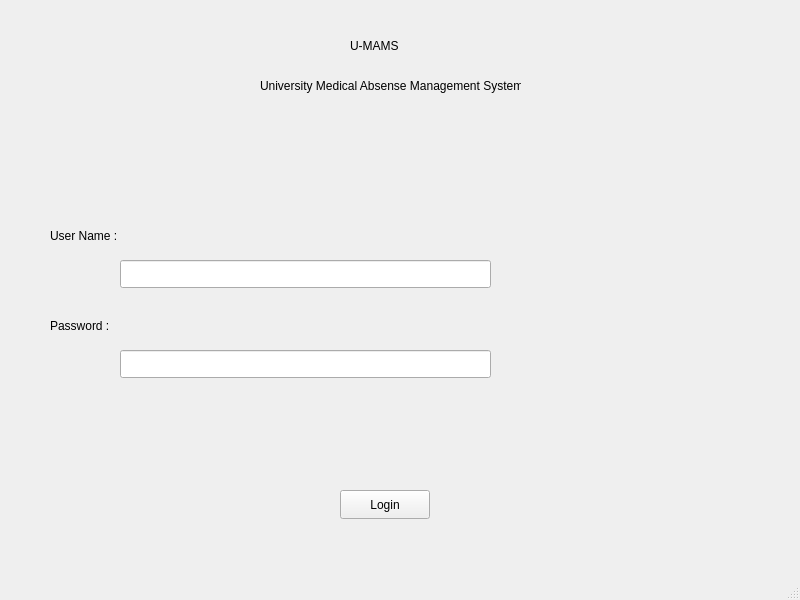
First picture: the form in umams.ui, repository sanjanaCSwyb/U-MAMS, before the edit.
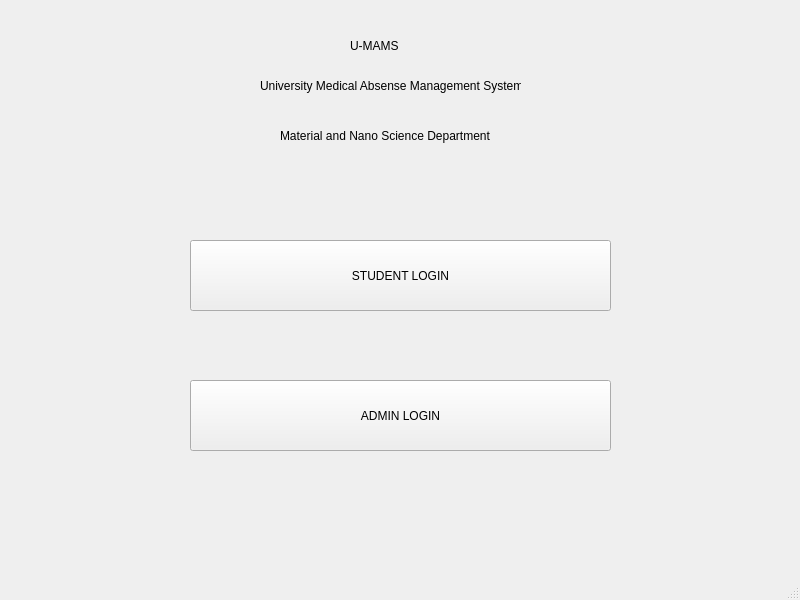
Second picture: the form after the edit.

```diff
--- a/umams.ui
+++ b/umams.ui
@@ -46,72 +46,43 @@
      <string>University Medical Absense Management System</string>
     </property>
    </widget>
-   <widget class="QLabel" name="lblPassword">
+   <widget class="QPushButton" name="btnStudentLogin">
     <property name="geometry">
      <rect>
-      <x>50</x>
-      <y>310</y>
-      <width>81</width>
-      <height>31</height>
+      <x>190</x>
+      <y>240</y>
+      <width>421</width>
+      <height>71</height>
      </rect>
     </property>
     <property name="text">
-     <string>Password :</string>
+     <string>STUDENT LOGIN</string>
     </property>
    </widget>
-   <widget class="QLineEdit" name="txtPassword">
+   <widget class="QPushButton" name="btnAdminLogin">
     <property name="geometry">
      <rect>
-      <x>120</x>
-      <y>350</y>
-      <width>371</width>
-      <height>28</height>
+      <x>190</x>
+      <y>380</y>
+      <width>421</width>
+      <height>71</height>
      </rect>
     </property>
     <property name="text">
-     <string/>
+     <string>ADMIN LOGIN</string>
     </property>
-    <property name="echoMode">
-     <enum>QLineEdit::EchoMode::Password</enum>
-    </property>
    </widget>
    <widget class="QLabel" name="lblUsername">
     <property name="geometry">
      <rect>
-      <x>50</x>
-      <y>220</y>
-      <width>81</width>
+      <x>280</x>
+      <y>120</y>
+      <width>241</width>
       <height>31</height>
      </rect>
     </property>
     <property name="text">
-     <string>User Name :</string>
-    </property>
-   </widget>
-   <widget class="QLineEdit" name="txtUsername">
-    <property name="geometry">
-     <rect>
-      <x>120</x>
-      <y>260</y>
-      <width>371</width>
-      <height>28</height>
-     </rect>
-    </property>
-    <property name="text">
-     <string/>
-    </property>
-   </widget>
-   <widget class="QPushButton" name="btnLogin">
-    <property name="geometry">
-     <rect>
-      <x>340</x>
-      <y>490</y>
-      <width>90</width>
-      <height>29</height>
-     </rect>
-    </property>
-    <property name="text">
-     <string>Login</string>
+     <string>Material and Nano Science Department</string>
     </property>
    </widget>
   </widget>
```
Left out of the diff: 2 changed lines with no effect on the pictures.
